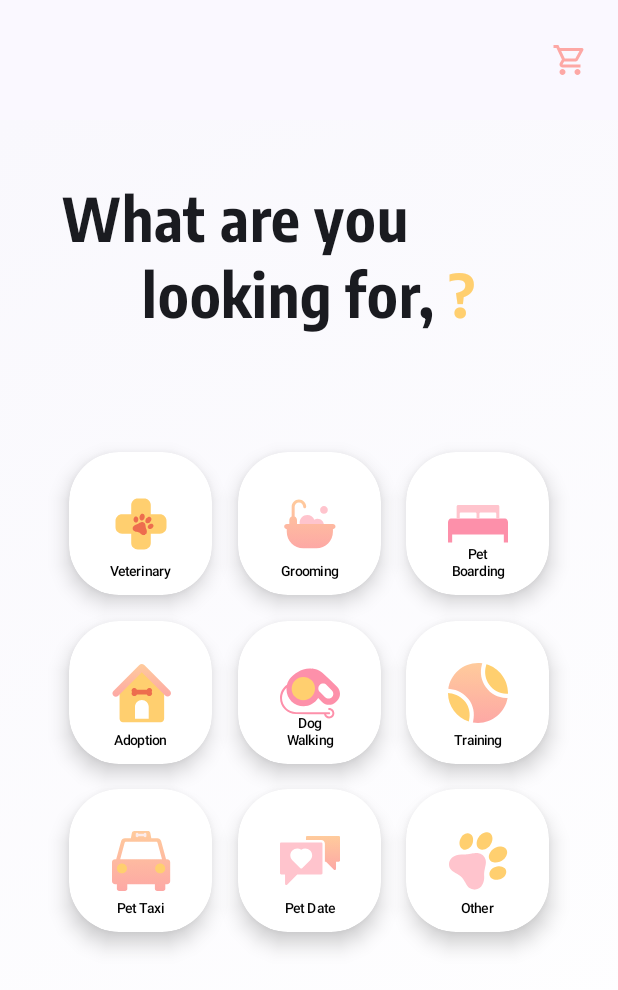
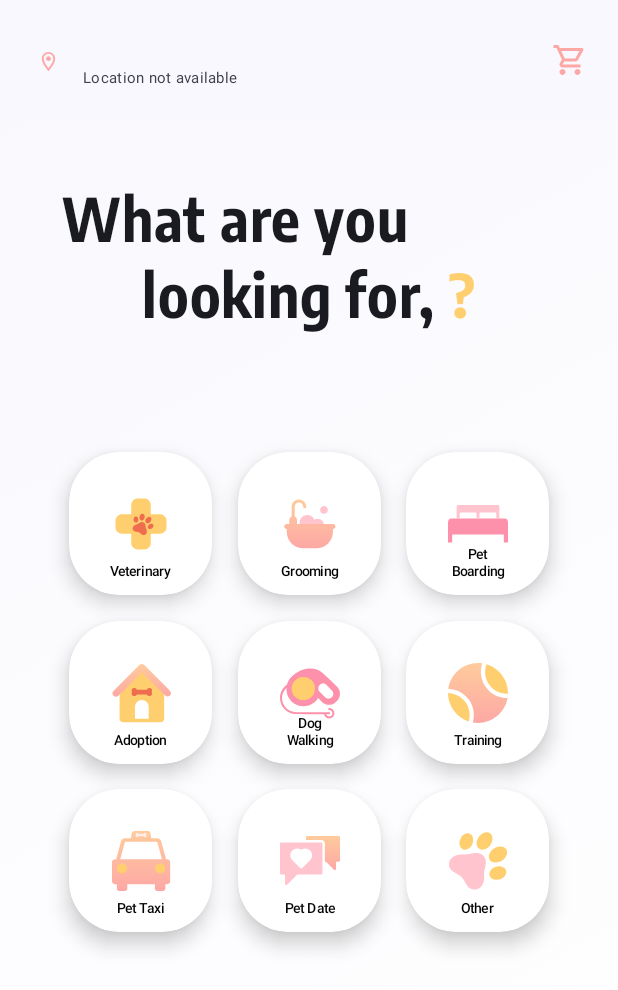
Before and after one commit to Farmaan-Malik/ThatPetPlace, an Android app built with Jetpack Compose: the composable SearchScreen shown on its own in the app's theme, on a phone screen of 412 x 824 dp. Shown: the top 990 px of the screen. Run offline under Robolectric (Android 15) with nearby library versions, the light colour scheme and no system bars; our stand-ins replace Firebase (no records; nobody signed in at launch, a user with empty details on screens opened directly).

Commit message:
Add Location Features

```diff
--- a/app/build.gradle.kts
+++ b/app/build.gradle.kts
@@ -84,6 +84,12 @@ dependencies {
     implementation(libs.androidx.credentials.play.services.auth)
     implementation(libs.googleid)
 
+
+    implementation(libs.play.services.maps)
+    implementation ("com.google.android.gms:play-services-location:21.3.0")
+    implementation ("androidx.lifecycle:lifecycle-viewmodel-compose:2.8.6")
+
+
     implementation ("org.jetbrains.kotlinx:kotlinx-coroutines-android:1.3.9")
     implementation ("com.google.api-client:google-api-client:2.2.0")
     implementation ("androidx.compose.material:material:1.6.8")
--- a/app/src/main/AndroidManifest.xml
+++ b/app/src/main/AndroidManifest.xml
@@ -1,6 +1,9 @@
 <?xml version="1.0" encoding="utf-8"?>
 <manifest xmlns:android="http://schemas.android.com/apk/res/android"
     xmlns:tools="http://schemas.android.com/tools">
+    <uses-permission android:name="android.permission.INTERNET" />
+    <uses-permission android:name="android.permission.ACCESS_COARSE_LOCATION" />
+    <uses-permission android:name="android.permission.ACCESS_FINE_LOCATION"/>
 
     <application
         android:name=".App"
@@ -25,7 +28,4 @@
             </intent-filter>
         </activity>
     </application>
-    <uses-permission android:name="android.permission.INTERNET" />
-
-
 </manifest>
--- a/app/src/main/java/com/petplace/thatpetplace/homeScreen/navigation/Navigation.kt
+++ b/app/src/main/java/com/petplace/thatpetplace/homeScreen/navigation/Navigation.kt
@@ -19,6 +19,7 @@ import com.petplace.thatpetplace.homeScreen.explore.presentation.CartScreen.Cart
 import com.petplace.thatpetplace.homeScreen.explore.presentation.Explore
 import com.petplace.thatpetplace.homeScreen.explore.presentation.ExploreDetails.ExploreDetailScreen
 import com.petplace.thatpetplace.homeScreen.explore.presentation.Store.StoreScreen
+import com.petplace.thatpetplace.homeScreen.search.location.LocationUtils
 import com.petplace.thatpetplace.homeScreen.profile.presentation.ProfileView
 import com.petplace.thatpetplace.homeScreen.profile.presentation.petDetail.PetDetailScreen
 import com.petplace.thatpetplace.homeScreen.profile.presentation.profileDetail.Profile
--- a/app/src/main/java/com/petplace/thatpetplace/homeScreen/profile/presentation/ProfileView.kt
+++ b/app/src/main/java/com/petplace/thatpetplace/homeScreen/profile/presentation/ProfileView.kt
@@ -43,7 +43,7 @@ fun ProfileView(
     paddingValues: PaddingValues,
     viewModel: ProfileViewViewModel = koinViewModel()
 ) {
-    val pets = listOf("Coco", "Chip", "Melon")
+    val pets = listOf("Coco", "Chip", "Melon", "Cherry")
     Scaffold(backgroundColor = Color(0xFFF8F7FB), topBar = {
         TopBarProfile(
             rightText = "Add New Pet",
@@ -102,7 +102,7 @@ fun ProfileView(
             }
             LazyColumn(modifier = Modifier.clip(RoundedCornerShape(topEndPercent = 15, topStartPercent = 15))){
                 items(pets) { pet ->
-                    DisplayPet(viewModel = viewModel, navController = navController, petName = pet)
+                    DisplayPet(viewModel = viewModel, navController = navController, petName = pet,)
 
 
                 }
--- a/app/src/main/java/com/petplace/thatpetplace/homeScreen/search/SearchScreen.kt
+++ b/app/src/main/java/com/petplace/thatpetplace/homeScreen/search/SearchScreen.kt
@@ -1,68 +1,124 @@
 package com.petplace.thatpetplace.homeScreen.search
 
+import android.Manifest
+import android.widget.Toast
+import androidx.activity.compose.rememberLauncherForActivityResult
+import androidx.activity.result.contract.ActivityResultContracts
 import androidx.compose.foundation.background
 import androidx.compose.foundation.layout.Arrangement
 import androidx.compose.foundation.layout.Column
 import androidx.compose.foundation.layout.Row
 import androidx.compose.foundation.layout.Spacer
-import androidx.compose.foundation.layout.fillMaxHeight
 import androidx.compose.foundation.layout.fillMaxSize
 import androidx.compose.foundation.layout.fillMaxWidth
 import androidx.compose.foundation.layout.height
 import androidx.compose.foundation.layout.padding
 import androidx.compose.foundation.layout.width
-import androidx.compose.material.icons.Icons
-import androidx.compose.material.icons.outlined.ShoppingCart
-import androidx.compose.material3.Icon
-import androidx.compose.material3.IconButton
 import androidx.compose.material3.Scaffold
 import androidx.compose.material3.Text
 import androidx.compose.runtime.Composable
+import androidx.compose.runtime.LaunchedEffect
 import androidx.compose.runtime.collectAsState
 import androidx.compose.runtime.getValue
 import androidx.compose.ui.Alignment
 import androidx.compose.ui.Modifier
 import androidx.compose.ui.graphics.Brush
 import androidx.compose.ui.graphics.Color
+import androidx.compose.ui.platform.LocalContext
 import androidx.compose.ui.text.font.FontWeight
 import androidx.compose.ui.text.style.TextAlign
 import androidx.compose.ui.unit.dp
 import androidx.compose.ui.unit.sp
+import androidx.core.app.ActivityCompat
 import androidx.navigation.NavHostController
+import com.petplace.thatpetplace.MainActivity
 import com.petplace.thatpetplace.R
 import com.petplace.thatpetplace.common.Routes
 import com.petplace.thatpetplace.homeScreen.components.HomeScreenTile
+import com.petplace.thatpetplace.homeScreen.search.components.TopBarSearch
+import com.petplace.thatpetplace.homeScreen.search.location.LocationUtils
 import com.petplace.thatpetplace.ui.theme.encode
 import org.koin.androidx.compose.koinViewModel
 
 @Composable
-fun SearchScreen(navController: NavHostController,viewModel: SearchScreenViewModel= koinViewModel()) {
-
-    val userName by
-        viewModel.userName.collectAsState("")
-
-    fun navigate(){
-        navController.navigate(Routes.HomeScreenRoutes.EXPLORE_SCREEN)
+fun SearchScreen(
+    navController: NavHostController,
+    viewModel: SearchScreenViewModel = koinViewModel()
+) {
+    val context = LocalContext.current
+    val locationUtils = LocationUtils(context)
+    val requestPermissionLauncher = rememberLauncherForActivityResult(
+        contract = ActivityResultContracts.RequestMultiplePermissions(),
+        onResult = { permissions ->
+            if (permissions[Manifest.permission.ACCESS_COARSE_LOCATION] == true
+                && permissions[Manifest.permission.ACCESS_FINE_LOCATION] == true
+            ) {
+                // I HAVE ACCESS to location
+                locationUtils.requestLocationUpdates(viewModel = viewModel)
+            } else {
+                val rationaleRequired = ActivityCompat.shouldShowRequestPermissionRationale(
+                    context as MainActivity,
+                    Manifest.permission.ACCESS_FINE_LOCATION
+                ) || ActivityCompat.shouldShowRequestPermissionRationale(
+                    context,
+                    Manifest.permission.ACCESS_COARSE_LOCATION
+                )
+                if (rationaleRequired) {
+                    Toast.makeText(
+                        context,
+                        "Location Permission is required",
+                        Toast.LENGTH_LONG
+                    )
+                        .show()
+                } else {
+                    Toast.makeText(
+                        context,
+                        "Location Permission is required. Please enable it in the Android Settings",
+                        Toast.LENGTH_LONG
+                    )
+                        .show()
                 }
-    Scaffold(topBar = {
-
-            Row(
-                horizontalArrangement = Arrangement.End,
-                modifier = Modifier
-                    .fillMaxWidth()
-                    .height(80.dp)
-                    .padding(8.dp)
-            ) {
-                IconButton(onClick = { navController.navigate(Routes.HomeScreenRoutes.CART_SCREEN) }, modifier = Modifier.fillMaxHeight()) {
-                    Icon(
-                        imageVector = Icons.Outlined.ShoppingCart,
-                        contentDescription = "Cart",
-                        tint = Color(0xFFFDA8A5)
+            }
+        })
+    fun checkLocation(){
+        if (locationUtils.hasLocationPermission(context)) {
+            // Permission already granted update the location
+            locationUtils.requestLocationUpdates(viewModel)
+        } else {
+            // Request location permission
+            requestPermissionLauncher.launch(
+                arrayOf(
+                    Manifest.permission.ACCESS_FINE_LOCATION,
+                    Manifest.permission.ACCESS_COARSE_LOCATION
+                )
             )
         }
     }
 
-    }) {paddingValues->
+    LaunchedEffect(Unit) {
+       checkLocation()
+    }
+
+    val userName by
+    viewModel.userName.collectAsState("")
+    val location = viewModel.location.value
+
+    val address = location?.let {
+        locationUtils.reverseGeocodeLocation(location)
+    }
+
+    fun navigate() {
+        navController.navigate(Routes.HomeScreenRoutes.EXPLORE_SCREEN)
+    }
+    Scaffold(topBar = {
+        TopBarSearch(
+            navController = navController,
+            location,
+            address
+        ) {
+            checkLocation()
+        }
+    }) { paddingValues ->
 
         Column(
             modifier = Modifier
@@ -74,8 +130,7 @@ fun SearchScreen(navController: NavHostController,viewModel: SearchScreenViewMod
                             Color(0xFFF9F8FD), Color(0xFFFFFFFF)
                         )
                     )
-            )
-            ,
+                ),
             horizontalAlignment = Alignment.CenterHorizontally
         ) {
             Spacer(modifier = Modifier.height(40.dp))
@@ -97,7 +152,7 @@ fun SearchScreen(navController: NavHostController,viewModel: SearchScreenViewMod
                 )
 
                 Text(
-                text =userName + "?",
+                    text = userName + "?",
                     fontFamily = encode,
                     fontWeight = FontWeight(700),
                     fontSize = 40.sp,
@@ -115,25 +170,28 @@ fun SearchScreen(navController: NavHostController,viewModel: SearchScreenViewMod
                     modifier = Modifier.fillMaxWidth(),
                     horizontalArrangement = Arrangement.SpaceBetween
                 ) {
-                HomeScreenTile(R.drawable.vet, "Veterinary", onClick = {navigate()})
-                HomeScreenTile(R.drawable.grooming, "Grooming", onClick = {navigate() })
-                HomeScreenTile(R.drawable.pet_boarding, "Pet Boarding", onClick = {navigate() })
+                    HomeScreenTile(R.drawable.vet, "Veterinary", onClick = { navigate() })
+                    HomeScreenTile(R.drawable.grooming, "Grooming", onClick = { navigate() })
+                    HomeScreenTile(
+                        R.drawable.pet_boarding,
+                        "Pet Boarding",
+                        onClick = { navigate() })
                 }
                 Row(
                     modifier = Modifier.fillMaxWidth(),
                     horizontalArrangement = Arrangement.SpaceBetween
                 ) {
-                HomeScreenTile(R.drawable.adoption, "Adoption", onClick = {navigate() })
-                HomeScreenTile(R.drawable.dog_walking, "Dog Walking", onClick = {navigate() })
-                HomeScreenTile(R.drawable.training, "Training", onClick = {navigate() })
+                    HomeScreenTile(R.drawable.adoption, "Adoption", onClick = { navigate() })
+                    HomeScreenTile(R.drawable.dog_walking, "Dog Walking", onClick = { navigate() })
+                    HomeScreenTile(R.drawable.training, "Training", onClick = { navigate() })
                 }
                 Row(
                     modifier = Modifier.fillMaxWidth(),
                     horizontalArrangement = Arrangement.SpaceBetween
                 ) {
-                HomeScreenTile(R.drawable.pet_taxi, "Pet Taxi", onClick = {navigate() })
-                HomeScreenTile(R.drawable.pet_date, "Pet Date", onClick = {navigate() })
-                HomeScreenTile(R.drawable.other, "Other", onClick = {navigate() })
+                    HomeScreenTile(R.drawable.pet_taxi, "Pet Taxi", onClick = { navigate() })
+                    HomeScreenTile(R.drawable.pet_date, "Pet Date", onClick = { navigate() })
+                    HomeScreenTile(R.drawable.other, "Other", onClick = { navigate() })
                 }
             }
         }
--- a/app/src/main/java/com/petplace/thatpetplace/homeScreen/search/SearchScreenViewModel.kt
+++ b/app/src/main/java/com/petplace/thatpetplace/homeScreen/search/SearchScreenViewModel.kt
@@ -1,11 +1,21 @@
 package com.petplace.thatpetplace.homeScreen.search
 
+import androidx.compose.runtime.State
+import androidx.compose.runtime.mutableStateOf
 import androidx.lifecycle.ViewModel
 import com.petplace.thatpetplace.common.dataStore.GlobalStateDS
+import com.petplace.thatpetplace.homeScreen.search.location.LocationData
 import kotlinx.coroutines.flow.map
 
 class SearchScreenViewModel( private val globalStateDS: GlobalStateDS): ViewModel() {
     val userName = globalStateDS.stateStatusFlow.map {
         it.firstName
     }
+    private val _location = mutableStateOf<LocationData?>(null)
+    val location: State<LocationData?> = _location
+
+    fun updateLocation(newLocationData: LocationData) {
+        _location.value = newLocationData
+    }
+
 }
--- /dev/null
+++ b/app/src/main/java/com/petplace/thatpetplace/homeScreen/search/components/TopBarSearch.kt
@@ -0,0 +1,68 @@
+package com.petplace.thatpetplace.homeScreen.search.components
+
+import androidx.compose.foundation.layout.Arrangement
+import androidx.compose.foundation.layout.Row
+import androidx.compose.foundation.layout.fillMaxHeight
+import androidx.compose.foundation.layout.fillMaxWidth
+import androidx.compose.foundation.layout.height
+import androidx.compose.foundation.layout.padding
+import androidx.compose.foundation.layout.size
+import androidx.compose.material.icons.Icons
+import androidx.compose.material.icons.outlined.LocationOn
+import androidx.compose.material.icons.outlined.ShoppingCart
+import androidx.compose.material3.Icon
+import androidx.compose.material3.IconButton
+import androidx.compose.material3.ListItem
+import androidx.compose.material3.Text
+import androidx.compose.runtime.Composable
+import androidx.compose.ui.Modifier
+import androidx.compose.ui.graphics.Color
+import androidx.compose.ui.text.style.TextOverflow
+import androidx.compose.ui.unit.dp
+import androidx.compose.ui.unit.sp
+import androidx.navigation.NavHostController
+import com.petplace.thatpetplace.common.Routes
+import com.petplace.thatpetplace.homeScreen.search.location.LocationData
+
+@Composable
+fun TopBarSearch(navController: NavHostController, location: LocationData?, address: String?, onClick:()->Unit={}) {
+    Row(
+        horizontalArrangement = Arrangement.SpaceBetween,
+        modifier = Modifier
+            .fillMaxWidth()
+            .height(80.dp)
+            .padding(8.dp)
+    ) {
+        ListItem(headlineContent = {
+            if (location != null) {
+                Text("Home",fontSize = 12.sp)
+            } else {
+                Text(text = "")
+            }
+        }, supportingContent = {
+            if (location != null) {
+                Text("$address", fontSize = 10.sp, overflow = TextOverflow.Ellipsis)
+            } else {
+                Text(text = "Location not available",fontSize = 10.sp)
+            }
+        }, leadingContent = {
+            IconButton(onClick = { onClick() }, modifier = Modifier.size(15.dp)) {
+                Icon(
+                    imageVector = Icons.Outlined.LocationOn,
+                    contentDescription = "location",
+                    tint = Color(0xFFFDA8A5)
+                )
+            }
+        }, modifier = Modifier.fillMaxWidth(.5f))
+        IconButton(
+            onClick = { navController.navigate(Routes.HomeScreenRoutes.CART_SCREEN) },
+            modifier = Modifier.fillMaxHeight()
+        ) {
+            Icon(
+                imageVector = Icons.Outlined.ShoppingCart,
+                contentDescription = "Cart",
+                tint = Color(0xFFFDA8A5)
+            )
+        }
+    }
+}
--- /dev/null
+++ b/app/src/main/java/com/petplace/thatpetplace/homeScreen/search/location/LocationData.kt
@@ -0,0 +1,6 @@
+package com.petplace.thatpetplace.homeScreen.search.location
+
+data class LocationData(
+    val latitude : Double,
+    val longitude : Double
+)
--- /dev/null
+++ b/app/src/main/java/com/petplace/thatpetplace/homeScreen/search/location/LocationUtils.kt
@@ -0,0 +1,70 @@
+package com.petplace.thatpetplace.homeScreen.search.location
+import android.Manifest
+import android.annotation.SuppressLint
+import android.content.Context
+import android.content.pm.PackageManager
+import android.location.Address
+import android.location.Geocoder
+import android.os.Looper
+import androidx.core.content.ContextCompat
+import com.google.android.gms.location.FusedLocationProviderClient
+import com.google.android.gms.location.LocationCallback
+import com.google.android.gms.location.LocationRequest
+import com.google.android.gms.location.LocationResult
+import com.google.android.gms.location.LocationServices
+import com.google.android.gms.location.Priority
+import com.google.android.gms.maps.model.LatLng
+import com.petplace.thatpetplace.homeScreen.search.SearchScreenViewModel
+import java.util.Locale
+
+class LocationUtils(val context: Context) {
+
+    private val _fusedLocationClient: FusedLocationProviderClient
+            = LocationServices.getFusedLocationProviderClient(context)
+
+
+    @SuppressLint("MissingPermission")
+    fun requestLocationUpdates(viewModel: SearchScreenViewModel){
+        val locationCallback = object : LocationCallback(){
+            override fun onLocationResult(locationResult: LocationResult) {
+                super.onLocationResult(locationResult)
+                locationResult.lastLocation?.let {
+                    val location = LocationData(latitude = it.latitude, longitude =  it.longitude)
+                    viewModel.updateLocation(location)
+                }
+            }
+        }
+
+        val locationRequest = LocationRequest.Builder(
+            Priority.PRIORITY_HIGH_ACCURACY, 1000).build()
+
+        _fusedLocationClient.requestLocationUpdates(locationRequest, locationCallback, Looper.getMainLooper())
+    }
+
+
+    fun hasLocationPermission(context: Context):Boolean{
+
+        return ContextCompat.checkSelfPermission(
+            context,
+            Manifest.permission.ACCESS_FINE_LOCATION) == PackageManager.PERMISSION_GRANTED
+                &&
+                ContextCompat.checkSelfPermission(
+                    context,
+                    Manifest.permission.ACCESS_COARSE_LOCATION) == PackageManager.PERMISSION_GRANTED
+
+    }
+
+
+    fun reverseGeocodeLocation(location: LocationData) : String{
+        val geocoder = Geocoder(context, Locale.getDefault())
+        val coordinate = LatLng(location.latitude, location.longitude)
+        val addresses:MutableList<Address>? =
+            geocoder.getFromLocation(coordinate.latitude, coordinate.longitude, 1)
+        return if(addresses?.isNotEmpty() == true){
+            addresses[0].getAddressLine(0)
+        }else{
+            "Address not found"
+        }
+    }
+
+}
--- a/gradle/libs.versions.toml
+++ b/gradle/libs.versions.toml
@@ -10,6 +10,7 @@ espressoCore = "3.5.1"
 lifecycleRuntimeKtx = "2.7.0"
 activityCompose = "1.8.2"
 composeBom = "2023.08.00"
+playServicesMaps = "19.0.0"
 firebaseSDK = "4.4.2"
 datastoreCoreAndroid = "1.1.1"
 googleServices = "4.4.2"
@@ -34,6 +35,7 @@ androidx-ui-test-manifest = { group = "androidx.compose.ui", name = "ui-test-man
 androidx-ui-test-junit4 = { group = "androidx.compose.ui", name = "ui-test-junit4" }
 androidx-material3 = { group = "androidx.compose.material3", name = "material3" }
 google-services = { group = "com.google.gms", name = "google-services", version.ref = "googleServices" }
+play-services-maps = { group = "com.google.android.gms", name = "play-services-maps", version.ref = "playServicesMaps" }
 firebase-auth = { group = "com.google.firebase", name = "firebase-auth", version.ref = "firebaseAuth" }
 
 [plugins]
```
Also changed, not shown: app/src/main/java/com/petplace/thatpetplace/MainActivity.kt (+0 -20 lines), app/src/main/java/com/petplace/thatpetplace/homeScreen/appointments/components/AppointmentCard.kt (+4 -4 lines), app/src/main/java/com/petplace/thatpetplace/homeScreen/profile/components/DisplayPet.kt (+21 -63 lines). Lines whose indentation alone changed are shown as unchanged.
